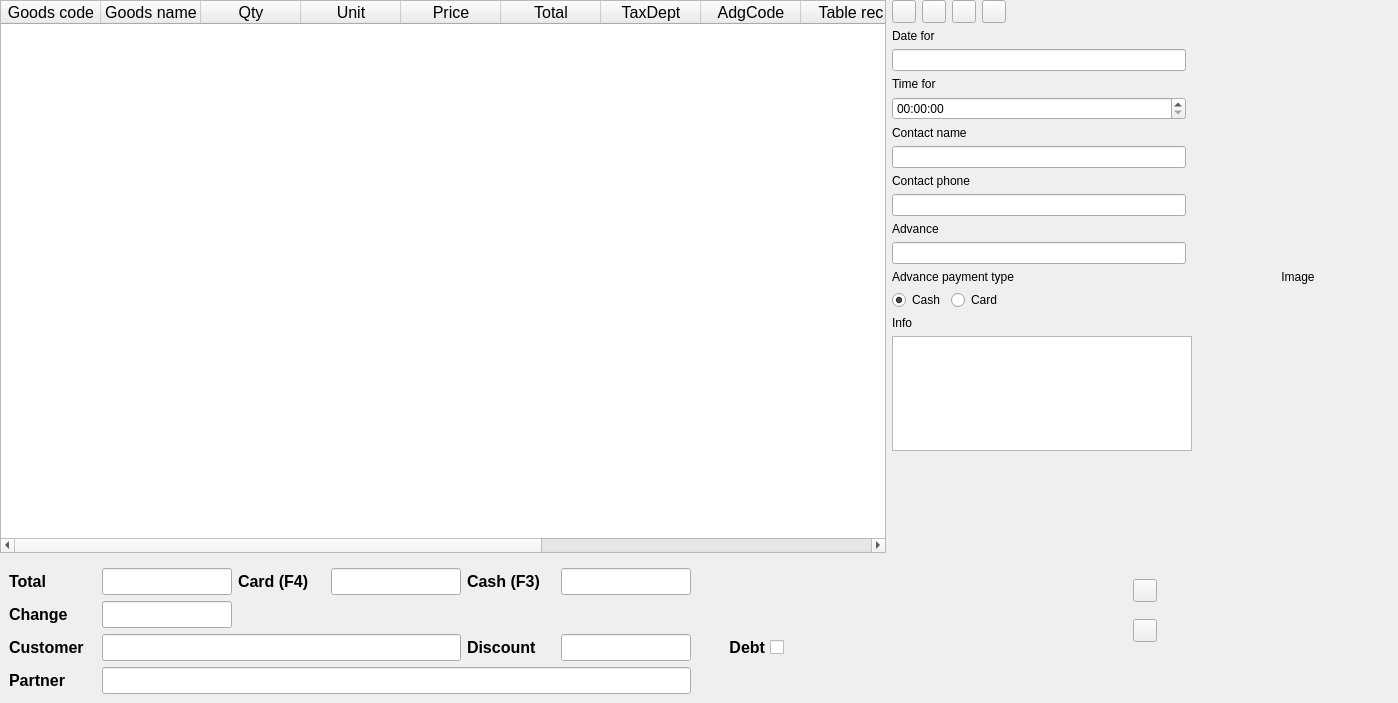
Before: the Qt Designer form Shop/worder.ui in End1-1/Cafe5, drawn with Qt 5.
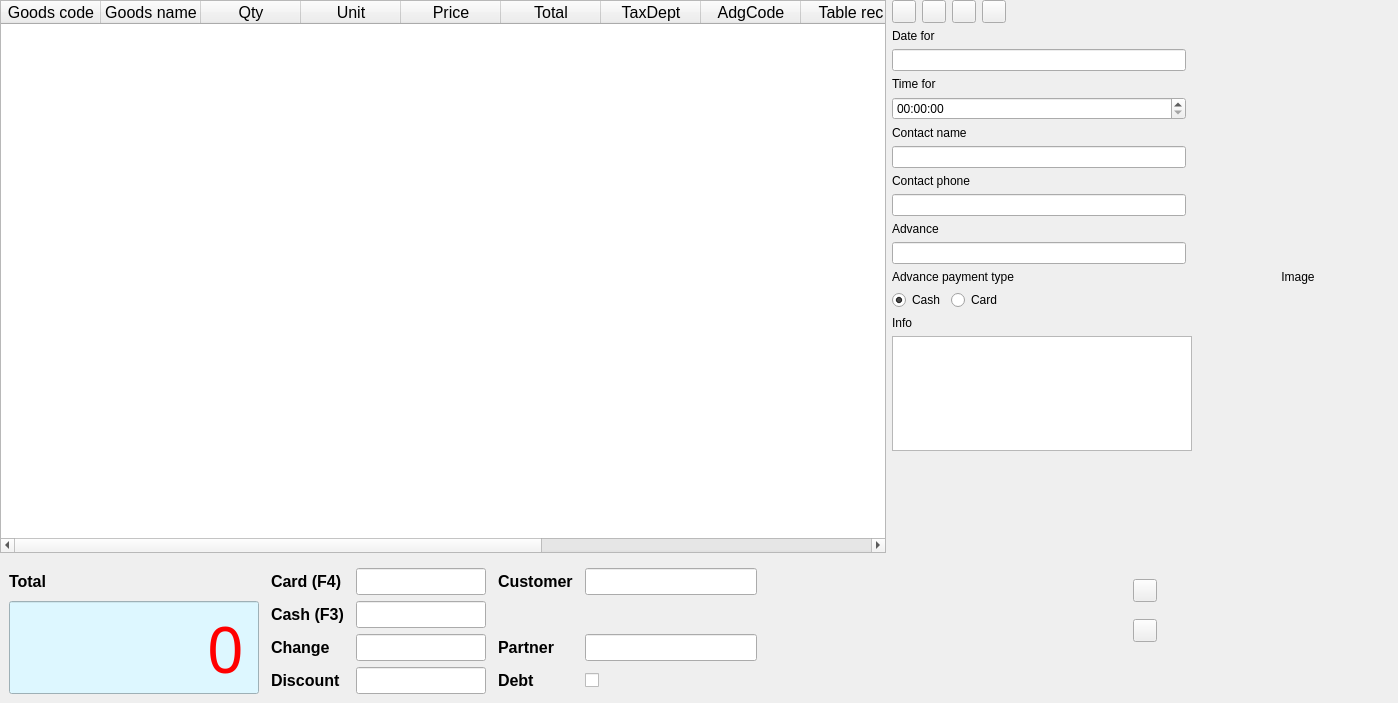
After: the same form once the commit is applied. Icons and pictures are not drawn. Custom widgets are drawn as their Qt base class.

Diff of the .ui file:
```diff
--- a/Shop/worder.ui
+++ b/Shop/worder.ui
@@ -201,138 +201,33 @@
       </font>
      </property>
      <layout class="QGridLayout" name="gridLayout">
-      <item row="0" column="5">
+      <property name="horizontalSpacing">
+       <number>12</number>
+      </property>
+      <item row="3" column="6">
+       <widget class="QCheckBox" name="chDebt">
+        <property name="layoutDirection">
+         <enum>Qt::LeftToRight</enum>
+        </property>
+        <property name="text">
+         <string/>
+        </property>
+       </widget>
+      </item>
+      <item row="0" column="0">
+       <widget class="QLabel" name="label_2">
+        <property name="text">
+         <string>Total</string>
+        </property>
+       </widget>
+      </item>
+      <item row="1" column="3">
        <widget class="QLabel" name="label_3">
         <property name="text">
          <string>Cash (F3)</string>
         </property>
        </widget>
       </item>
-      <item row="2" column="0">
-       <widget class="QLabel" name="lbCustomer">
-        <property name="text">
-         <string>Customer</string>
-        </property>
-       </widget>
-      </item>
-      <item row="3" column="0">
-       <widget class="QLabel" name="lbPartner">
-        <property name="text">
-         <string>Partner</string>
-        </property>
-       </widget>
-      </item>
-      <item row="1" column="0">
-       <widget class="QLabel" name="label_4">
-        <property name="text">
-         <string>Change</string>
-        </property>
-       </widget>
-      </item>
-      <item row="0" column="2">
-       <widget class="C5LineEdit" name="leTotal">
-        <property name="minimumSize">
-         <size>
-          <width>130</width>
-          <height>0</height>
-         </size>
-        </property>
-        <property name="maximumSize">
-         <size>
-          <width>130</width>
-          <height>16777215</height>
-         </size>
-        </property>
-        <property name="focusPolicy">
-         <enum>Qt::NoFocus</enum>
-        </property>
-        <property name="readOnly">
-         <bool>true</bool>
-        </property>
-       </widget>
-      </item>
-      <item row="2" column="6">
-       <widget class="C5LineEdit" name="leDisc">
-        <property name="minimumSize">
-         <size>
-          <width>130</width>
-          <height>0</height>
-         </size>
-        </property>
-        <property name="maximumSize">
-         <size>
-          <width>130</width>
-          <height>16777215</height>
-         </size>
-        </property>
-        <property name="focusPolicy">
-         <enum>Qt::NoFocus</enum>
-        </property>
-        <property name="readOnly">
-         <bool>true</bool>
-        </property>
-       </widget>
-      </item>
-      <item row="0" column="6">
-       <widget class="C5LineEdit" name="leCash">
-        <property name="minimumSize">
-         <size>
-          <width>130</width>
-          <height>0</height>
-         </size>
-        </property>
-        <property name="maximumSize">
-         <size>
-          <width>130</width>
-          <height>16777215</height>
-         </size>
-        </property>
-        <property name="focusPolicy">
-         <enum>Qt::StrongFocus</enum>
-        </property>
-       </widget>
-      </item>
-      <item row="0" column="4">
-       <widget class="C5LineEdit" name="leCard">
-        <property name="minimumSize">
-         <size>
-          <width>130</width>
-          <height>0</height>
-         </size>
-        </property>
-        <property name="maximumSize">
-         <size>
-          <width>130</width>
-          <height>16777215</height>
-         </size>
-        </property>
-        <property name="focusPolicy">
-         <enum>Qt::StrongFocus</enum>
-        </property>
-       </widget>
-      </item>
-      <item row="1" column="2">
-       <widget class="C5LineEdit" name="leChange">
-        <property name="minimumSize">
-         <size>
-          <width>130</width>
-          <height>0</height>
-         </size>
-        </property>
-        <property name="maximumSize">
-         <size>
-          <width>130</width>
-          <height>16777215</height>
-         </size>
-        </property>
-        <property name="focusPolicy">
-         <enum>Qt::NoFocus</enum>
-        </property>
-        <property name="readOnly">
-         <bool>true</bool>
-        </property>
-       </widget>
-      </item>
       <item row="0" column="3">
        <widget class="QLabel" name="label_5">
         <property name="text">
@@ -340,7 +235,7 @@
         </property>
        </widget>
       </item>
-      <item row="3" column="2" colspan="5">
+      <item row="2" column="6">
        <widget class="C5LineEdit" name="lePartner">
         <property name="minimumSize">
          <size>
@@ -362,22 +257,44 @@
         </property>
        </widget>
       </item>
+      <item row="0" column="6">
+       <widget class="C5LineEdit" name="leCustomer">
+        <property name="minimumSize">
+         <size>
+          <width>130</width>
+          <height>0</height>
+         </size>
+        </property>
+        <property name="maximumSize">
+         <size>
+          <width>16777215</width>
+          <height>16777215</height>
+         </size>
+        </property>
+        <property name="focusPolicy">
+         <enum>Qt::NoFocus</enum>
+        </property>
+        <property name="readOnly">
+         <bool>true</bool>
+        </property>
+       </widget>
+      </item>
       <item row="2" column="5">
+       <widget class="QLabel" name="lbPartner">
+        <property name="text">
+         <string>Partner</string>
+        </property>
+       </widget>
+      </item>
+      <item row="3" column="3">
        <widget class="QLabel" name="lbDisc">
         <property name="text">
          <string>Discount</string>
         </property>
        </widget>
       </item>
-      <item row="0" column="0">
-       <widget class="QLabel" name="label_2">
-        <property name="text">
-         <string>Total</string>
-        </property>
-       </widget>
-      </item>
-      <item row="2" column="2" colspan="3">
-       <widget class="C5LineEdit" name="leCustomer">
+      <item row="0" column="4">
+       <widget class="C5LineEdit" name="leCard">
         <property name="minimumSize">
          <size>
           <width>130</width>
@@ -386,28 +303,55 @@
         </property>
         <property name="maximumSize">
          <size>
-          <width>16777215</width>
+          <width>130</width>
           <height>16777215</height>
          </size>
         </property>
         <property name="focusPolicy">
          <enum>Qt::NoFocus</enum>
         </property>
-        <property name="readOnly">
-         <bool>true</bool>
-        </property>
        </widget>
       </item>
-      <item row="2" column="7">
-       <widget class="QCheckBox" name="chDebt">
-        <property name="layoutDirection">
-         <enum>Qt::RightToLeft</enum>
+      <item row="0" column="5">
+       <widget class="QLabel" name="lbCustomer">
+        <property name="text">
+         <string>Customer</string>
         </property>
+       </widget>
+      </item>
+      <item row="3" column="5">
+       <widget class="QLabel" name="lbDept">
         <property name="text">
          <string>Debt</string>
         </property>
        </widget>
       </item>
+      <item row="2" column="3">
+       <widget class="QLabel" name="label_4">
+        <property name="text">
+         <string>Change</string>
+        </property>
+       </widget>
+      </item>
+      <item row="1" column="4">
+       <widget class="C5LineEdit" name="leCash">
+        <property name="minimumSize">
+         <size>
+          <width>130</width>
+          <height>0</height>
+         </size>
+        </property>
+        <property name="maximumSize">
+         <size>
+          <width>130</width>
+          <height>16777215</height>
+         </size>
+        </property>
+        <property name="focusPolicy">
+         <enum>Qt::StrongFocus</enum>
+        </property>
+       </widget>
+      </item>
       <item row="0" column="7" colspan="2">
        <spacer name="horizontalSpacer_2">
         <property name="orientation">
@@ -421,6 +365,100 @@
         </property>
        </spacer>
       </item>
+      <item row="2" column="4">
+       <widget class="C5LineEdit" name="leChange">
+        <property name="minimumSize">
+         <size>
+          <width>130</width>
+          <height>0</height>
+         </size>
+        </property>
+        <property name="maximumSize">
+         <size>
+          <width>130</width>
+          <height>16777215</height>
+         </size>
+        </property>
+        <property name="focusPolicy">
+         <enum>Qt::NoFocus</enum>
+        </property>
+        <property name="readOnly">
+         <bool>true</bool>
+        </property>
+       </widget>
+      </item>
+      <item row="3" column="4">
+       <widget class="C5LineEdit" name="leDisc">
+        <property name="minimumSize">
+         <size>
+          <width>130</width>
+          <height>0</height>
+         </size>
+        </property>
+        <property name="maximumSize">
+         <size>
+          <width>130</width>
+          <height>16777215</height>
+         </size>
+        </property>
+        <property name="focusPolicy">
+         <enum>Qt::NoFocus</enum>
+        </property>
+        <property name="readOnly">
+         <bool>true</bool>
+        </property>
+       </widget>
+      </item>
+      <item row="1" column="0" rowspan="3">
+       <widget class="C5LineEdit" name="leTotal">
+        <property name="sizePolicy">
+         <sizepolicy hsizetype="Expanding" vsizetype="Expanding">
+          <horstretch>0</horstretch>
+          <verstretch>0</verstretch>
+         </sizepolicy>
+        </property>
+        <property name="minimumSize">
+         <size>
+          <width>250</width>
+          <height>0</height>
+         </size>
+        </property>
+        <property name="maximumSize">
+         <size>
+          <width>130</width>
+          <height>16777215</height>
+         </size>
+        </property>
+        <property name="font">
+         <font>
+          <family>Impact</family>
+          <pointsize>48</pointsize>
+          <weight>50</weight>
+          <italic>false</italic>
+          <bold>false</bold>
+          <underline>false</underline>
+          <stylestrategy>PreferAntialias</stylestrategy>
+         </font>
+        </property>
+        <property name="focusPolicy">
+         <enum>Qt::NoFocus</enum>
+        </property>
+        <property name="styleSheet">
+         <string notr="true">color:rgb(255, 0, 0);
+background:rgb(221, 247, 255);
+padding-right:10px;</string>
+        </property>
+        <property name="text">
+         <string>0</string>
+        </property>
+        <property name="alignment">
+         <set>Qt::AlignRight|Qt::AlignTrailing|Qt::AlignVCenter</set>
+        </property>
+        <property name="readOnly">
+         <bool>true</bool>
+        </property>
+       </widget>
+      </item>
      </layout>
     </widget>
    </item>
```
Left out of the diff: 3 changed lines with no effect on the pictures.
